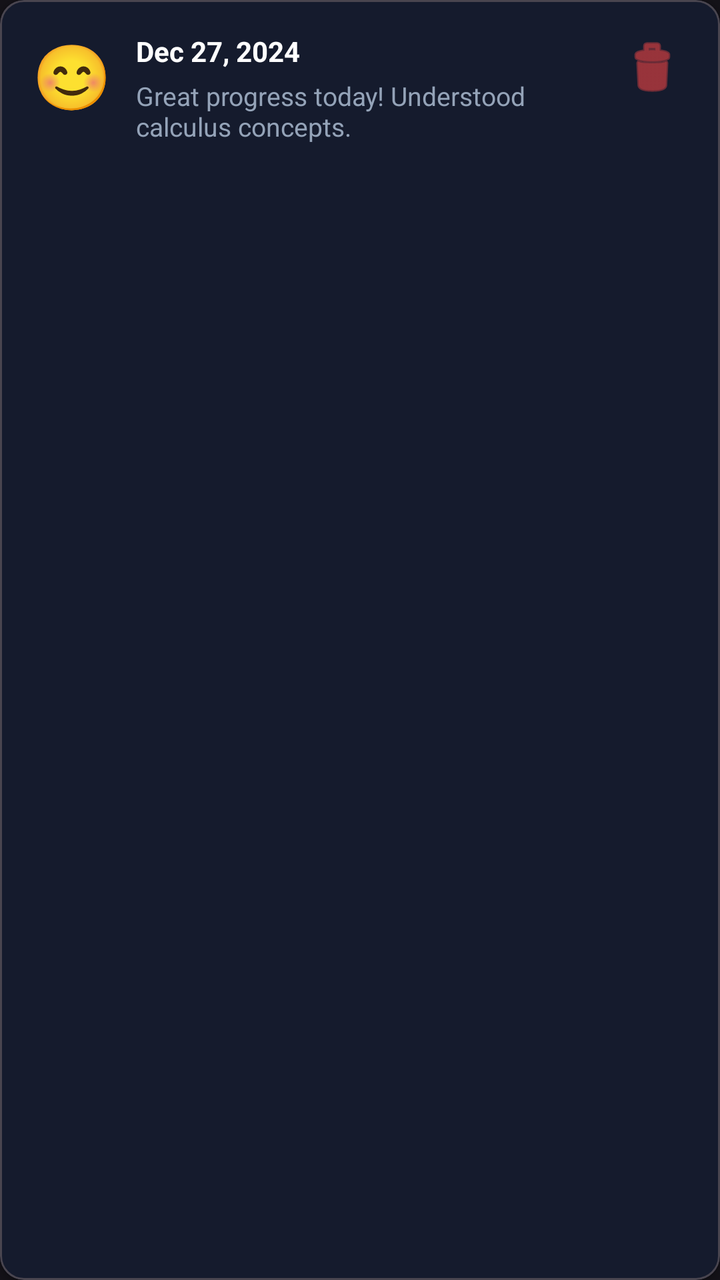
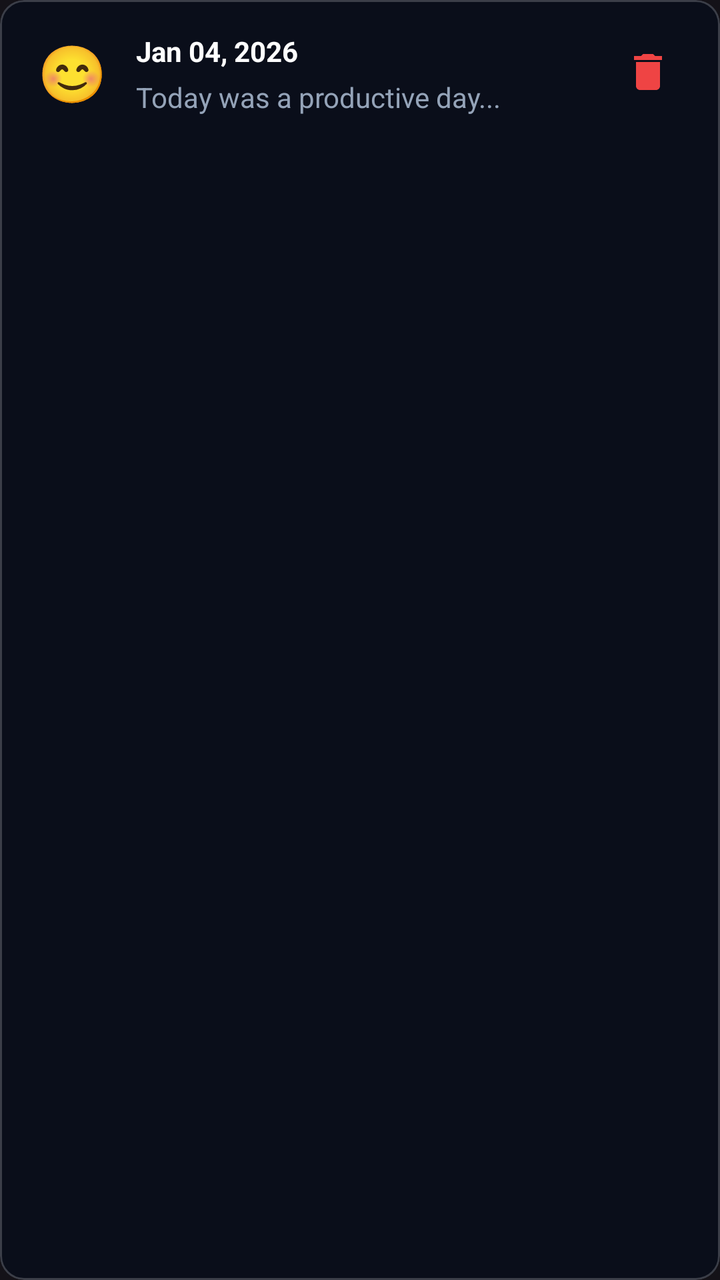

Compare the two renders of this Android layout. The source of the first and the diff that turns it into the second are given below.
<!-- AndroidManifest.xml: application theme Theme.FocusFlow -->
<!-- res/layout/item_reflection.xml -->
<?xml version="1.0" encoding="utf-8"?>
<com.google.android.material.card.MaterialCardView
    xmlns:android="http://schemas.android.com/apk/res/android"
    xmlns:app="http://schemas.android.com/apk/res-auto"
    android:layout_width="match_parent"
    android:layout_height="wrap_content"
    android:layout_marginBottom="8dp"
    app:cardBackgroundColor="@color/background_secondary"
    app:cardCornerRadius="12dp"
    app:cardElevation="2dp">

    <androidx.constraintlayout.widget.ConstraintLayout
        android:layout_width="match_parent"
        android:layout_height="wrap_content"
        android:padding="16dp">

        <TextView
            android:id="@+id/moodEmoji"
            android:layout_width="wrap_content"
            android:layout_height="wrap_content"
            android:text="😊"
            android:textSize="32sp"
            app:layout_constraintStart_toStartOf="parent"
            app:layout_constraintTop_toTopOf="parent" />

        <TextView
            android:id="@+id/dateText"
            android:layout_width="0dp"
            android:layout_height="wrap_content"
            android:layout_marginStart="12dp"
            android:text="Dec 27, 2024"
            android:textColor="@color/text_primary"
            android:textSize="14sp"
            android:textStyle="bold"
            app:layout_constraintEnd_toStartOf="@id/deleteButton"
            app:layout_constraintStart_toEndOf="@id/moodEmoji"
            app:layout_constraintTop_toTopOf="parent" />

        <TextView
            android:id="@+id/noteText"
            android:layout_width="0dp"
            android:layout_height="wrap_content"
            android:layout_marginStart="12dp"
            android:layout_marginTop="4dp"
            android:text="Great progress today! Understood calculus concepts."
            android:textColor="@color/text_secondary"
            android:textSize="13sp"
            app:layout_constraintEnd_toStartOf="@id/deleteButton"
            app:layout_constraintStart_toEndOf="@id/moodEmoji"
            app:layout_constraintTop_toBottomOf="@id/dateText" />

        <ImageButton
            android:id="@+id/voiceNoteIndicator"
            android:layout_width="24dp"
            android:layout_height="24dp"
            android:layout_marginStart="12dp"
            android:layout_marginTop="8dp"
            android:background="?attr/selectableItemBackgroundBorderless"
            android:contentDescription="Voice note"
            android:src="@android:drawable/ic_btn_speak_now"
            android:visibility="gone"
            app:layout_constraintStart_toEndOf="@id/moodEmoji"
            app:layout_constraintTop_toBottomOf="@id/noteText"
            app:tint="@color/purple_primary" />

        <ImageButton
            android:id="@+id/deleteButton"
            android:layout_width="36dp"
            android:layout_height="36dp"
            android:background="?attr/selectableItemBackgroundBorderless"
            android:contentDescription="Delete reflection"
            android:src="@android:drawable/ic_menu_delete"
            android:tint="@color/error_red"
            app:layout_constraintEnd_toEndOf="parent"
            app:layout_constraintTop_toTopOf="parent" />

    </androidx.constraintlayout.widget.ConstraintLayout>
</com.google.android.material.card.MaterialCardView>
<!-- resources referenced by this layout -->
<resources>
  <color name="background_secondary">#151B2D</color>
  <color name="error_red">#EF4444</color>
  <color name="purple_primary">#8B5CF6</color>
  <color name="text_primary">#FFFFFF</color>
  <color name="text_secondary">#94A3B8</color>
  <style name="Theme.FocusFlow" parent="Theme.Material3.Dark.NoActionBar">
          <item name="colorPrimary">@color/purple_primary</item>
          <item name="colorPrimaryVariant">@color/purple_dark</item>
          <item name="colorOnPrimary">@color/white</item>
          <item name="colorSecondary">@color/cyan_accent</item>
          <item name="android:statusBarColor">@color/background_dark</item>
          <item name="android:navigationBarColor">@color/background_dark</item>
          <item name="android:windowLightStatusBar">false</item>
      </style>
  <color name="purple_dark">#6D28D9</color>
  <color name="white">#FFFFFF</color>
  <color name="cyan_accent">#06B6D4</color>
  <color name="background_dark">#0A0E1A</color>
</resources>

<!-- the commit's change to res/layout/item_reflection.xml (unified diff, before → after) -->
@@ -1,78 +1,84 @@
 <?xml version="1.0" encoding="utf-8"?>
-<com.google.android.material.card.MaterialCardView
-    xmlns:android="http://schemas.android.com/apk/res/android"
+<com.google.android.material.card.MaterialCardView xmlns:android="http://schemas.android.com/apk/res/android"
     xmlns:app="http://schemas.android.com/apk/res-auto"
     android:layout_width="match_parent"
     android:layout_height="wrap_content"
     android:layout_marginBottom="8dp"
-    app:cardBackgroundColor="@color/background_secondary"
+    app:cardBackgroundColor="@color/background_dark"
     app:cardCornerRadius="12dp"
-    app:cardElevation="2dp">
+    app:cardElevation="0dp"
+    app:strokeWidth="1dp"
+    app:strokeColor="@color/glass_border">
 
     <androidx.constraintlayout.widget.ConstraintLayout
         android:layout_width="match_parent"
         android:layout_height="wrap_content"
         android:padding="16dp">
 
+        
         <TextView
             android:id="@+id/moodEmoji"
-            android:layout_width="wrap_content"
-            android:layout_height="wrap_content"
+            android:layout_width="40dp"
+            android:layout_height="40dp"
             android:text="😊"
-            android:textSize="32sp"
-            app:layout_constraintStart_toStartOf="parent"
-            app:layout_constraintTop_toTopOf="parent" />
+            android:textSize="28sp"
+            android:gravity="center"
+            app:layout_constraintTop_toTopOf="parent"
+            app:layout_constraintStart_toStartOf="parent"/>
 
+        
         <TextView
             android:id="@+id/dateText"
             android:layout_width="0dp"
             android:layout_height="wrap_content"
             android:layout_marginStart="12dp"
-            android:text="Dec 27, 2024"
-            android:textColor="@color/text_primary"
+            android:text="Jan 04, 2026"
             android:textSize="14sp"
             android:textStyle="bold"
-            app:layout_constraintEnd_toStartOf="@id/deleteButton"
+            android:textColor="@color/text_primary"
+            app:layout_constraintTop_toTopOf="@id/moodEmoji"
             app:layout_constraintStart_toEndOf="@id/moodEmoji"
-            app:layout_constraintTop_toTopOf="parent" />
+            app:layout_constraintEnd_toStartOf="@id/deleteButton"/>
 
+        
         <TextView
             android:id="@+id/noteText"
             android:layout_width="0dp"
             android:layout_height="wrap_content"
             android:layout_marginStart="12dp"
             android:layout_marginTop="4dp"
-            android:text="Great progress today! Understood calculus concepts."
+            android:text="Today was a productive day..."
+            android:textSize="14sp"
             android:textColor="@color/text_secondary"
-            android:textSize="13sp"
-            app:layout_constraintEnd_toStartOf="@id/deleteButton"
+            android:maxLines="2"
+            android:ellipsize="end"
+            app:layout_constraintTop_toBottomOf="@id/dateText"
             app:layout_constraintStart_toEndOf="@id/moodEmoji"
-            app:layout_constraintTop_toBottomOf="@id/dateText" />
+            app:layout_constraintEnd_toStartOf="@id/deleteButton"/>
 
-        <ImageButton
+        
+        <ImageView
             android:id="@+id/voiceNoteIndicator"
-            android:layout_width="24dp"
-            android:layout_height="24dp"
+            android:layout_width="20dp"
+            android:layout_height="20dp"
             android:layout_marginStart="12dp"
             android:layout_marginTop="8dp"
-            android:background="?attr/selectableItemBackgroundBorderless"
-            android:contentDescription="Voice note"
-            android:src="@android:drawable/ic_btn_speak_now"
+            android:src="@drawable/ic_mic"
             android:visibility="gone"
+            app:layout_constraintTop_toBottomOf="@id/noteText"
             app:layout_constraintStart_toEndOf="@id/moodEmoji"
-            app:layout_constraintTop_toBottomOf="@id/noteText"
             app:tint="@color/purple_primary" />
 
+        
         <ImageButton
             android:id="@+id/deleteButton"
-            android:layout_width="36dp"
-            android:layout_height="36dp"
+            android:layout_width="40dp"
+            android:layout_height="40dp"
+            android:src="@drawable/ic_delete"
             android:background="?attr/selectableItemBackgroundBorderless"
-            android:contentDescription="Delete reflection"
-            android:src="@android:drawable/ic_menu_delete"
-            android:tint="@color/error_red"
+            app:layout_constraintTop_toTopOf="@id/moodEmoji"
             app:layout_constraintEnd_toEndOf="parent"
-            app:layout_constraintTop_toTopOf="parent" />
+            app:tint="@color/error_red" />
 
     </androidx.constraintlayout.widget.ConstraintLayout>
 </com.google.android.material.card.MaterialCardView>
<!-- resource entries referenced after the edit -->
@@ -1,10 +1,22 @@
 <!-- resources referenced by this layout -->
 <resources>
-  <color name="background_secondary">#151B2D</color>
   <color name="error_red">#EF4444</color>
+  <color name="glass_border">#33FFFFFF</color>
   <color name="purple_primary">#8B5CF6</color>
   <color name="text_primary">#FFFFFF</color>
   <color name="text_secondary">#94A3B8</color>
+  <!-- drawable ic_delete (drawable) -->
+  <?xml version="1.0" encoding="utf-8"?>
+  <vector xmlns:android="http://schemas.android.com/apk/res/android"
+      android:width="24dp"
+      android:height="24dp"
+      android:viewportWidth="24"
+      android:viewportHeight="24">
+      <path
+          android:fillColor="@android:color/white"
+          android:pathData="M6,19c0,1.1 0.9,2 2,2h8c1.1,0 2,-0.9 2,-2V7H6v12zM19,4h-3.5l-1,-1h-5l-1,1H5v2h14V4z" />
+  </vector>
+  <!-- drawable ic_mic: vector/xml drawable (drawable, 2360 chars, omitted) -->
   <style name="Theme.FocusFlow" parent="Theme.Material3.Dark.NoActionBar">
           <item name="colorPrimary">@color/purple_primary</item>
           <item name="colorPrimaryVariant">@color/purple_dark</item>
